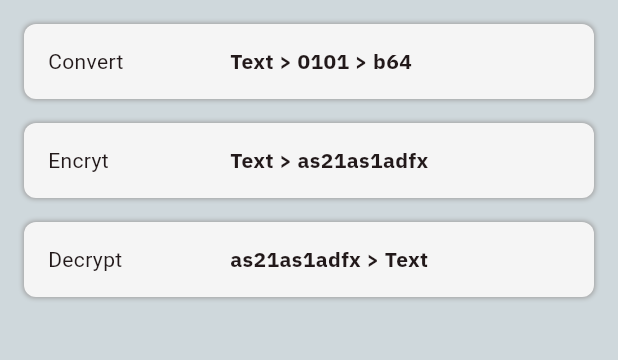
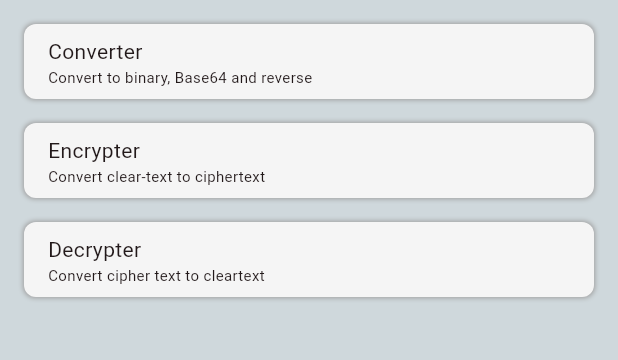
Before and after one commit to jonathanlamela/crittoutil, a Flutter app: the screen it shows after launch, on a phone screen of 412 x 824 dp, the part 84-444 px from its top. Run offline on Flutter 3.47's test engine with Material 3 defaults, Android fonts, the phone set to English and light mode, and no system bars.

Commit message:
implemented routing

```diff
--- a/lib/l10n/app_en.arb
+++ b/lib/l10n/app_en.arb
@@ -1,9 +1,15 @@
 {
     "@@locale": "en",
-    "convert": "Convert",
-    "@convert": {},
-    "encrypt": "Encryt",
-    "@encrypt": {},
-    "decrypt": "Decrypt",
-    "@decrypt": {}
+    "converter": "Converter",
+    "converter_description": "Convert to binary, Base64 and reverse",
+    "@converter_description": {},
+    "@converter": {},
+    "encrypter": "Encrypter",
+    "encrypter_description": "Convert clear-text to ciphertext",
+    "@encrypter_description": {},
+    "@encrypter": {},
+    "decrypter": "Decrypter",
+    "@decrypter": {},
+    "descripter_description": "Convert cipher text to cleartext",
+    "@descripter_description": {}
 }
--- a/lib/l10n/app_it.arb
+++ b/lib/l10n/app_it.arb
@@ -1,6 +1,9 @@
 {
     "@@locale": "it",
-    "convert": "Converti",
-    "encrypt": "Cifra",
-    "decrypt": "Decifra"
+    "converter": "Convertitore",
+    "encrypter": "Cittografia",
+    "decrypter": "Decrittografia",
+    "converter_description": "Converti in binario, Base64 e viceversa",
+    "encrypter_description": "Converti testo in chiaro in testo cifrato",
+    "descripter_description": "Converti testo cifrato in testo in chiaro"
 }
--- a/lib/main.dart
+++ b/lib/main.dart
@@ -1,3 +1,6 @@
+import 'package:crittoutil/screens/converter_screen.dart';
+import 'package:crittoutil/screens/decrypter_screen.dart';
+import 'package:crittoutil/screens/encrypter_screen.dart';
 import 'package:crittoutil/screens/home_screen.dart';
 import 'package:crittoutil/src/generated/i18n/app_localizations.dart';
 import 'package:flutter/material.dart';
@@ -37,6 +40,28 @@
       supportedLocales: AppLocalizations.supportedLocales,
       debugShowCheckedModeBanner: false,
       home: HomeScreen(),
+      initialRoute: "/",
+      onGenerateRoute: (settings) {
+        if (settings.name == '/converter') {
+          return MaterialPageRoute(
+            builder: (context) => const ConverterScreen(),
+          );
+        }
+
+        if (settings.name == '/encrypter') {
+          return MaterialPageRoute(
+            builder: (context) => const EncrypterScreen(),
+          );
+        }
+
+        if (settings.name == '/decrypter') {
+          return MaterialPageRoute(
+            builder: (context) => const DecrypterScreen(),
+          );
+        }
+
+        return MaterialPageRoute(builder: (context) => const HomeScreen());
+      },
     );
   }
 }
--- a/lib/widgets/buttons/converter_button.dart
+++ b/lib/widgets/buttons/converter_button.dart
@@ -1,7 +1,6 @@
 import 'package:crittoutil/src/generated/i18n/app_localizations.dart';
 import 'package:crittoutil/widgets/buttons/generic_home_button.dart';
 import 'package:flutter/material.dart';
-import 'package:google_fonts/google_fonts.dart';
 
 class ConverterButton extends StatelessWidget {
   const ConverterButton({super.key});
@@ -9,22 +8,23 @@
   @override
   Widget build(BuildContext context) {
     return GenericHomeButton(
-      onClick: () {},
+      onClick: () {
+        Navigator.pushNamed(context, "/converter");
+      },
       child: Row(
         mainAxisAlignment: MainAxisAlignment.start,
         crossAxisAlignment: CrossAxisAlignment.center,
         children: [
-          Expanded(flex: 1, child: Text(AppLocalizations.of(context)!.convert)),
-          Expanded(
-            flex: 2,
-            child: Row(
-              children: [
-                Text(
-                  "Text > 0101 > b64",
-                  style: GoogleFonts.ibmPlexSans(fontWeight: FontWeight.bold),
-                ),
-              ],
-            ),
+          Column(
+            mainAxisAlignment: MainAxisAlignment.center,
+            crossAxisAlignment: CrossAxisAlignment.start,
+            children: [
+              Text(AppLocalizations.of(context)!.converter),
+              Text(
+                AppLocalizations.of(context)!.converter_description,
+                style: TextStyle(fontSize: 10),
+              ),
+            ],
           ),
         ],
       ),
--- a/lib/widgets/buttons/decrypt_button.dart
+++ b/lib/widgets/buttons/decrypt_button.dart
@@ -1,7 +1,6 @@
 import 'package:crittoutil/src/generated/i18n/app_localizations.dart';
 import 'package:crittoutil/widgets/buttons/generic_home_button.dart';
 import 'package:flutter/material.dart';
-import 'package:google_fonts/google_fonts.dart';
 
 class DecryptButton extends StatelessWidget {
   const DecryptButton({super.key});
@@ -9,22 +8,23 @@
   @override
   Widget build(BuildContext context) {
     return GenericHomeButton(
-      onClick: () {},
+      onClick: () {
+        Navigator.pushNamed(context, "/decrypter");
+      },
       child: Row(
         mainAxisAlignment: MainAxisAlignment.start,
         crossAxisAlignment: CrossAxisAlignment.center,
         children: [
-          Expanded(flex: 1, child: Text(AppLocalizations.of(context)!.decrypt)),
-          Expanded(
-            flex: 2,
-            child: Row(
-              children: [
-                Text(
-                  "as21as1adfx > Text",
-                  style: GoogleFonts.ibmPlexSans(fontWeight: FontWeight.bold),
-                ),
-              ],
-            ),
+          Column(
+            mainAxisAlignment: MainAxisAlignment.center,
+            crossAxisAlignment: CrossAxisAlignment.start,
+            children: [
+              Text(AppLocalizations.of(context)!.decrypter),
+              Text(
+                AppLocalizations.of(context)!.descripter_description,
+                style: TextStyle(fontSize: 10),
+              ),
+            ],
           ),
         ],
       ),
--- a/lib/widgets/buttons/encrypt_button.dart
+++ b/lib/widgets/buttons/encrypt_button.dart
@@ -1,7 +1,6 @@
 import 'package:crittoutil/src/generated/i18n/app_localizations.dart';
 import 'package:crittoutil/widgets/buttons/generic_home_button.dart';
 import 'package:flutter/material.dart';
-import 'package:google_fonts/google_fonts.dart';
 
 class EncryptButton extends StatelessWidget {
   const EncryptButton({super.key});
@@ -9,23 +8,23 @@
   @override
   Widget build(BuildContext context) {
     return GenericHomeButton(
-      onClick: () {},
+      onClick: () {
+        Navigator.pushNamed(context, "/encrypter");
+      },
       child: Row(
         mainAxisAlignment: MainAxisAlignment.start,
         crossAxisAlignment: CrossAxisAlignment.center,
         children: [
-          Expanded(flex: 1, child: Text(AppLocalizations.of(context)!.encrypt)),
-          Expanded(
-            flex: 2,
-            child: Row(
-              crossAxisAlignment: CrossAxisAlignment.end,
-              children: [
-                Text(
-                  "Text > as21as1adfx",
-                  style: GoogleFonts.ibmPlexSans(fontWeight: FontWeight.bold),
-                ),
-              ],
-            ),
+          Column(
+            mainAxisAlignment: MainAxisAlignment.center,
+            crossAxisAlignment: CrossAxisAlignment.start,
+            children: [
+              Text(AppLocalizations.of(context)!.encrypter),
+              Text(
+                AppLocalizations.of(context)!.encrypter_description,
+                style: TextStyle(fontSize: 10),
+              ),
+            ],
           ),
         ],
       ),
--- a/lib/widgets/buttons/generic_home_button.dart
+++ b/lib/widgets/buttons/generic_home_button.dart
@@ -31,7 +31,9 @@
         child: InkWell(
           borderRadius: BorderRadius.all(Radius.circular(8)),
           splashColor: Colors.grey,
-          onTap: () {},
+          onTap: () {
+            onClick();
+          },
           child: Padding(padding: EdgeInsets.only(left: 16), child: child),
         ),
       ),
--- a/pubspec.yaml
+++ b/pubspec.yaml
@@ -59,6 +59,7 @@
   # included with your application, so that you can use the icons in
   # the material Icons class.
   uses-material-design: true
+  generate: true
 
   # To add assets to your application, add an assets section, like this:
   # assets:
```
Also changed, not shown: lib/screens/converter_screen.dart (added, +22 -0 lines), lib/screens/decrypter_screen.dart (added, +22 -0 lines), lib/screens/encrypter_screen.dart (added, +22 -0 lines), lib/src/generated/i18n/app_localizations.dart, lib/src/generated/i18n/app_localizations_en.dart, lib/src/generated/i18n/app_localizations_it.dart.
